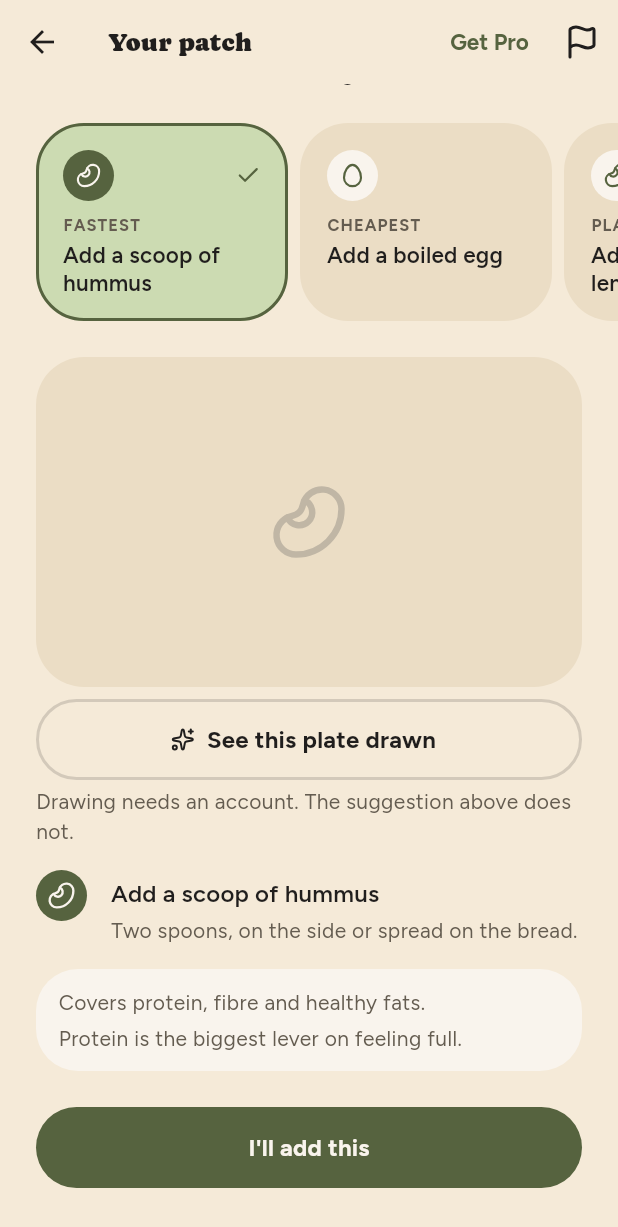
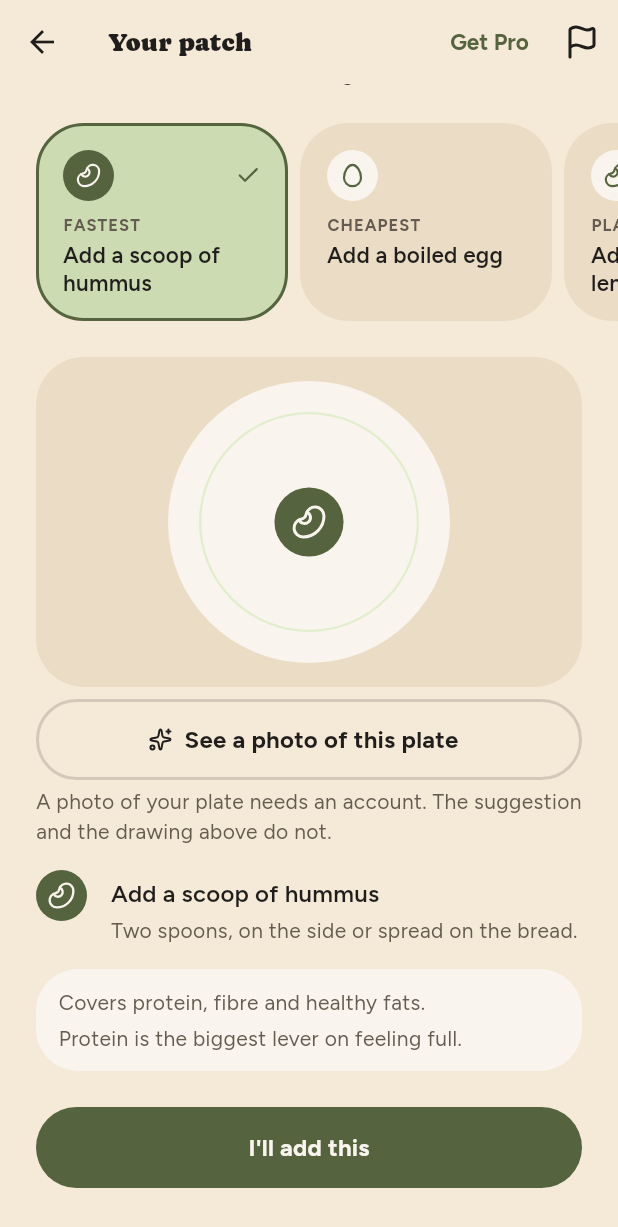
Before and after one commit to Ramy888/PlateApp, a Flutter app: the ResultScreen screen opened directly, scrolled down 108 dp, on a phone screen of 412 x 824 dp. Shown: the top 1227 px of the screen. Run offline on Flutter 3.47's test engine with Material 3 defaults, Android fonts, the phone set to English and light mode, and no system bars; our stand-ins replace camera, flutter_riverpod, flutter_tts, google_sign_in, lucide_icons_flutter, package_info_plus and 2 more; missing offline and left inert: purchases_flutter, record; accounts and stored records are empty.

Commit message:
Draw the plate on the phone, so the free answer has a picture too
The engine answers in milliseconds and then the well sat empty — a shimmer for
anyone waiting on a generated photo, and one grey glyph for everyone who was
never getting one. Signed out is the default, not an edge case, so most people
saw the second.

The well now draws the meal: the foods as their own catalogue icons on a cream
plate, and the suggestion landing on it last in the patch line's sage. No
account, no network, no allowance. The photograph is unchanged and still wins
whenever it exists.

This is the one idea worth taking from the voice-first debate. Two independent
reviews both said The Plate should not collapse to voice, and both conceded the
same point: a plate that visibly changes as the patch lands beats a sentence.
The feedback transfers; the architecture does not.

arrangeOnPlate is pure and tested without pumping anything, because the engine
it draws is deterministic by product requirement and a picture of that answer
that shuffled would quietly break the promise.

Two curves off one controller, not one: easeOutBack overshoots past 1 — that
overshoot is the settle — and feeding an overshoot to Opacity asserts in debug.
The eng review caught that before it ran.

Three lines of copy had to move with it. The page offered to draw a plate it
has now already drawn, so "See this plate drawn" is "See a photo of this
plate", and the footers below separate the free drawing from the paid photo.

Also removed a dead ASSEMBLYAI_API_KEY placeholder from .dev.vars, which had
leaked into the generated Worker types. It was never deployed — production
holds only the Gemini, Play Integrity and RevenueCat secrets — and nothing in
this repo should name another contest's vendor.

267 tests pass; analyzer clean; seen on a device.

Co-Authored-By: Claude Opus 5 (1M context) <noreply@anthropic.com>
Claude-Session: https://claude.ai/code/session_01VTEewAhGV2WpVMABzNmWUb

```diff
--- a/lib/ui/result_screen.dart
+++ b/lib/ui/result_screen.dart
@@ -12,6 +12,7 @@ import 'icons.g.dart';
 import 'paywall_screen.dart';
 import 'preview_screen.dart';
 import 'theme.dart';
+import 'widgets/plate_diagram.dart';
 import 'widgets/common.dart';
 import 'widgets/report_sheet.dart';
 import 'widgets/sign_in_sheet.dart';
@@ -130,6 +131,7 @@ class _ResultScreenState extends ConsumerState<ResultScreen> {
               ],
               _Hero(
                 patch: patch,
+                foods: result.foods,
                 visual: visual,
                 signedIn: ref.watch(authControllerProvider).isSignedIn,
                 onDraw: _drawAfterSignIn,
@@ -227,12 +229,18 @@ class _OnYourPlate extends StatelessWidget {
 class _Hero extends StatelessWidget {
   const _Hero({
     required this.patch,
+    required this.foods,
     required this.visual,
     required this.signedIn,
     required this.onDraw,
   });
 
   final Patch patch;
+
+  /// The meal, so the well can draw it while there is no photograph of it —
+  /// which for a guest, or anyone out of tries, is always.
+  final List<FoodItem> foods;
+
   final PlateVisual visual;
 
   /// A guest gets the whole answer in words and an offer to draw it.
@@ -249,19 +257,19 @@ class _Hero extends StatelessWidget {
           child: SizedBox(
             height: 220,
             width: double.infinity,
+            // A photograph when there is one. Otherwise the plate drawn here,
+            // which needs no account, no network and no allowance — so the
+            // well is never empty and the free answer never looks like the
+            // paid one with a hole in it.
             child: visual.image != null
                 ? Image.memory(visual.image!, fit: BoxFit.cover)
-                : visual.loading
-                    ? const Skeleton(height: 220)
-                    : Container(
-                        color: PlateColors.card,
-                        alignment: Alignment.center,
-                        child: Icon(
-                          catalogIcon(patch.addition.icon),
-                          size: 52,
-                          color: PlateColors.neutral400,
-                        ),
-                      ),
+                : ColoredBox(
+                    color: PlateColors.card,
+                    child: Padding(
+                      padding: const EdgeInsets.all(Space.md),
+                      child: PlateDiagram(foods, addition: patch.addition),
+                    ),
+                  ),
           ),
         ),
         if (visual.image != null) ...[
@@ -287,17 +295,19 @@ class _Hero extends StatelessWidget {
           OutlinedButton.icon(
             onPressed: onDraw,
             icon: const Icon(LucideIcons.sparkles, size: 16),
-            label: const Text('See this plate drawn'),
+            label: const Text('See a photo of this plate'),
           ),
           const SizedBox(height: Space.xs),
           Text(
-            'Drawing needs an account. The suggestion above does not.',
+            'A photo of your plate needs an account. The suggestion and the '
+            'drawing above do not.',
             style: Theme.of(context).textTheme.bodyMedium,
           ),
         ] else if (visual.needsPro) ...[
           const SizedBox(height: Space.sm),
           Text(
-            'Pictures of your patched plate are part of Pro. The suggestion is free.',
+            'Photos of your patched plate are part of Pro. The suggestion and '
+            'the drawing are free.',
             style: Theme.of(context).textTheme.bodyMedium,
           ),
         ],
--- /dev/null
+++ b/lib/ui/widgets/plate_diagram.dart
@@ -0,0 +1,307 @@
+import 'dart:math' as math;
+
+import 'package:flutter/material.dart';
+
+import '../../domain/models.dart';
+import '../icons.g.dart';
+import '../theme.dart';
+
+/// Where one thing sits on the drawn plate.
+///
+/// A value rather than a widget so the arrangement can be tested without
+/// pumping anything: the engine that chose the addition is a pure function and
+/// says so in its own doc comment, and a drawing of its answer that shuffled
+/// between builds would quietly break that promise.
+@immutable
+class PlateSlot {
+  const PlateSlot({required this.dx, required this.dy, required this.scale});
+
+  /// Fractions of the plate's radius from its centre, y down.
+  final double dx;
+  final double dy;
+
+  /// Relative size, so a crowded plate shrinks rather than overlaps.
+  final double scale;
+
+  @override
+  bool operator ==(Object other) =>
+      other is PlateSlot && other.dx == dx && other.dy == dy && other.scale == scale;
+
+  @override
+  int get hashCode => Object.hash(dx, dy, scale);
+}
+
+/// How many foods are drawn before the rest become a count.
+///
+/// Six discs on a circle is the point where they stop being food and start
+/// being a pattern. Past five, the sixth slot says "+N" instead.
+const int kPlateMaxFoods = 5;
+
+/// Arranges [count] things on a plate.
+///
+/// Pure, and deliberately so — same count, same arrangement, every time.
+///
+/// One thing sits in the middle, because a lone disc pushed to the edge of an
+/// empty plate looks like a mistake. Two sit side by side. Three or more take a
+/// ring starting at the top and going clockwise, which is how a plate is read.
+List<PlateSlot> arrangeOnPlate(int count) {
+  if (count <= 0) return const [];
+  if (count == 1) return const [PlateSlot(dx: 0, dy: 0, scale: 1)];
+  if (count == 2) {
+    return const [
+      PlateSlot(dx: -0.42, dy: 0, scale: 0.94),
+      PlateSlot(dx: 0.42, dy: 0, scale: 0.94),
+    ];
+  }
+
+  // The ring pulls in and the discs shrink as the plate fills, so six things
+  // sit on a plate rather than on top of each other.
+  final radius = count <= 4 ? 0.46 : 0.52;
+  final scale = switch (count) {
+    3 => 0.90,
+    4 => 0.84,
+    5 => 0.78,
+    _ => 0.72,
+  };
+
+  return [
+    for (var i = 0; i < count; i++)
+      () {
+        final angle = -math.pi / 2 + (2 * math.pi * i) / count;
+        return PlateSlot(
+          dx: radius * math.cos(angle),
+          dy: radius * math.sin(angle),
+          scale: scale,
+        );
+      }(),
+  ];
+}
+
+/// The meal, drawn, with the addition landing on it.
+///
+/// This is the free tier's picture. The generated photograph is better and
+/// costs money; this costs nothing, needs no account and no network, and it is
+/// on screen before the request for the photograph has left the phone.
+///
+/// Nothing here is quantitative. No portions, no proportions, no sizes that
+/// mean anything — the app may not imply a measured amount, and a drawing of a
+/// plate is exactly where that would slip in unnoticed.
+class PlateDiagram extends StatefulWidget {
+  const PlateDiagram(this.foods, {super.key, this.addition});
+
+  final List<FoodItem> foods;
+
+  /// The thing being suggested. Drawn last, and in the patch line's own sage,
+  /// so the eye ties the two together.
+  final Addition? addition;
+
+  @override
+  State<PlateDiagram> createState() => _PlateDiagramState();
+}
+
+class _PlateDiagramState extends State<PlateDiagram>
+    with SingleTickerProviderStateMixin {
+  late final AnimationController _run = AnimationController(
+    vsync: this,
+    duration: const Duration(milliseconds: 620),
+  );
+
+  @override
+  void didChangeDependencies() {
+    super.didChangeDependencies();
+    // One shot, never a loop. Three times this codebase has hung its own test
+    // suite on an animation that repeated forever, and reduced motion is the
+    // same answer as the accessibility one: draw the end state and stop.
+    if (MediaQuery.disableAnimationsOf(context)) {
+      _run.value = 1;
+    } else if (!_run.isAnimating && _run.value == 0) {
+      _run.forward();
+    }
+  }
+
+  @override
+  void didUpdateWidget(PlateDiagram oldWidget) {
+    super.didUpdateWidget(oldWidget);
+    // A different suggestion is a different answer, so it lands again. The
+    // same one re-rendering for any other reason does not.
+    if (oldWidget.addition?.id != widget.addition?.id) {
+      if (MediaQuery.disableAnimationsOf(context)) {
+        _run.value = 1;
+      } else {
+        _run.forward(from: 0);
+      }
+    }
+  }
+
+  @override
+  void dispose() {
+    _run.dispose();
+    super.dispose();
+  }
+
+  @override
+  Widget build(BuildContext context) {
+    final shown = widget.foods.take(kPlateMaxFoods).toList();
+    final overflow = widget.foods.length - shown.length;
+    final tiles = shown.length + (overflow > 0 ? 1 : 0);
+    final slots = arrangeOnPlate(tiles + (widget.addition != null ? 1 : 0));
+
+    return LayoutBuilder(
+      builder: (context, constraints) {
+        final size = math.min(constraints.maxWidth, constraints.maxHeight);
+        final radius = size / 2;
+        final tile = size * 0.245;
+
+        return Center(
+          child: SizedBox(
+            width: size,
+            height: size,
+            child: AnimatedBuilder(
+              animation: _run,
+              builder: (context, _) {
+                // Two curves, not one. easeOutBack overshoots past 1 — that
+                // is what gives the addition its settle — and feeding an
+                // overshoot into Opacity asserts in debug. So the same raw
+                // progress drives a bounded curve for fade and an
+                // overshooting one for movement.
+                final foods = (_run.value / 0.45).clamp(0.0, 1.0);
+                final added = ((_run.value - 0.42) / 0.58).clamp(0.0, 1.0);
+
+                return Stack(
+                  alignment: Alignment.center,
+                  children: [
+                    _Plate(size: size),
+                    for (var i = 0; i < tiles; i++)
+                      _positioned(
+                        slot: slots[i],
+                        radius: radius,
+                        tile: tile,
+                        fade: Curves.easeOut.transform(foods),
+                        travel: Curves.easeOut.transform(foods),
+                        // They arrive together, not one by one: this is the
+                        // meal the person already has, not a sequence of
+                        // events.
+                        child: i < shown.length
+                            ? _Tile(icon: catalogIcon(shown[i].icon))
+                            : _Tile.count(overflow),
+                      ),
+                    if (widget.addition != null)
+                      _positioned(
+                        slot: slots.last,
+                        radius: radius,
+                        tile: tile,
+                        fade: Curves.easeOut.transform(added),
+                        travel: Curves.easeOutBack.transform(added),
+                        child: _Tile(
+                          icon: catalogIcon(widget.addition!.icon),
+                          added: true,
+                        ),
+                      ),
+                  ],
+                );
+              },
+            ),
+          ),
+        );
+      },
+    );
+  }
+
+  Widget _positioned({
+    required PlateSlot slot,
+    required double radius,
+    required double tile,
+    required double fade,
+    required double travel,
+    required Widget child,
+  }) {
+    final side = tile * slot.scale;
+    // Everything drifts in from a little outside its place, so the plate
+    // assembles rather than blinking into existence. `travel` may pass 1 on
+    // the way to settling; `fade` never does.
+    final settle = 1 - travel;
+    return Transform.translate(
+      offset: Offset(
+        slot.dx * radius * (1 + settle * 0.18),
+        slot.dy * radius * (1 + settle * 0.18) + settle * 6,
+      ),
+      child: Opacity(
+        opacity: fade.clamp(0.0, 1.0),
+        child: SizedBox(width: side, height: side, child: child),
+      ),
+    );
+  }
+}
+
+/// The plate itself: the cream disc and the faint ring from the app's own icon.
+class _Plate extends StatelessWidget {
+  const _Plate({required this.size});
+
+  final double size;
+
+  @override
+  Widget build(BuildContext context) {
+    return Container(
+      width: size,
+      height: size,
+      decoration: const BoxDecoration(
+        shape: BoxShape.circle,
+        color: PlateColors.neutral100,
+      ),
+      child: Center(
+        child: Container(
+          width: size * 0.78,
+          height: size * 0.78,
+          decoration: BoxDecoration(
+            shape: BoxShape.circle,
+            border: Border.all(color: PlateColors.greenSoft, width: 1.5),
+          ),
+        ),
+      ),
+    );
+  }
+}
+
+/// One thing on the plate.
+class _Tile extends StatelessWidget {
+  const _Tile({required this.icon, this.added = false}) : count = null;
+
+  const _Tile.count(this.count) : icon = null, added = false;
+
+  final IconData? icon;
+  final int? count;
+
+  /// The suggestion wears the patch line's colours; the meal wears the app's
+  /// ordinary ones. One of these is the answer and the rest are the question.
+  final bool added;
+
+  @override
+  Widget build(BuildContext context) {
+    return LayoutBuilder(
+      builder: (context, constraints) {
+        final side = constraints.biggest.shortestSide;
+        return Container(
+          decoration: BoxDecoration(
+            shape: BoxShape.circle,
+            color: added ? PlateColors.green : PlateColors.card,
+          ),
+          alignment: Alignment.center,
+          child: count != null
+              ? Text(
+                  '+$count',
+                  style: TextStyle(
+                    fontSize: side * 0.34,
+                    fontWeight: FontWeight.w700,
+                    color: PlateColors.inkSoft,
+                  ),
+                )
+              : Icon(
+                  icon,
+                  size: side * 0.52,
+                  color: added ? PlateColors.neutral100 : PlateColors.green,
+                ),
+        );
+      },
+    );
+  }
+}
```
Also changed, not shown: 3 other files.
